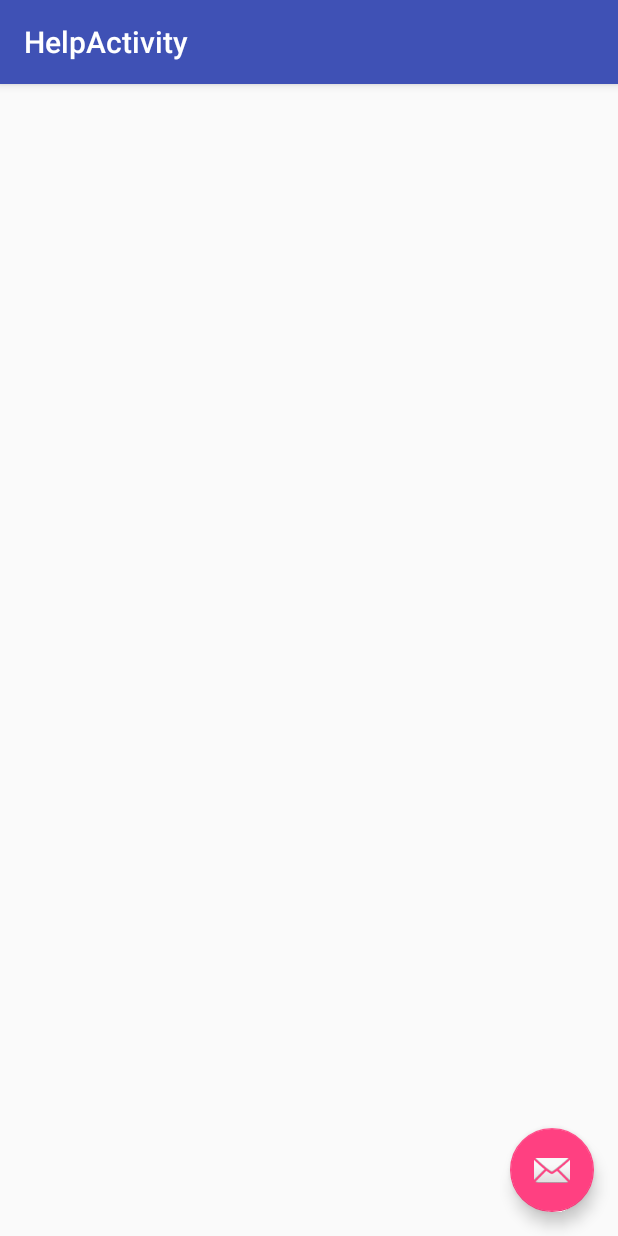
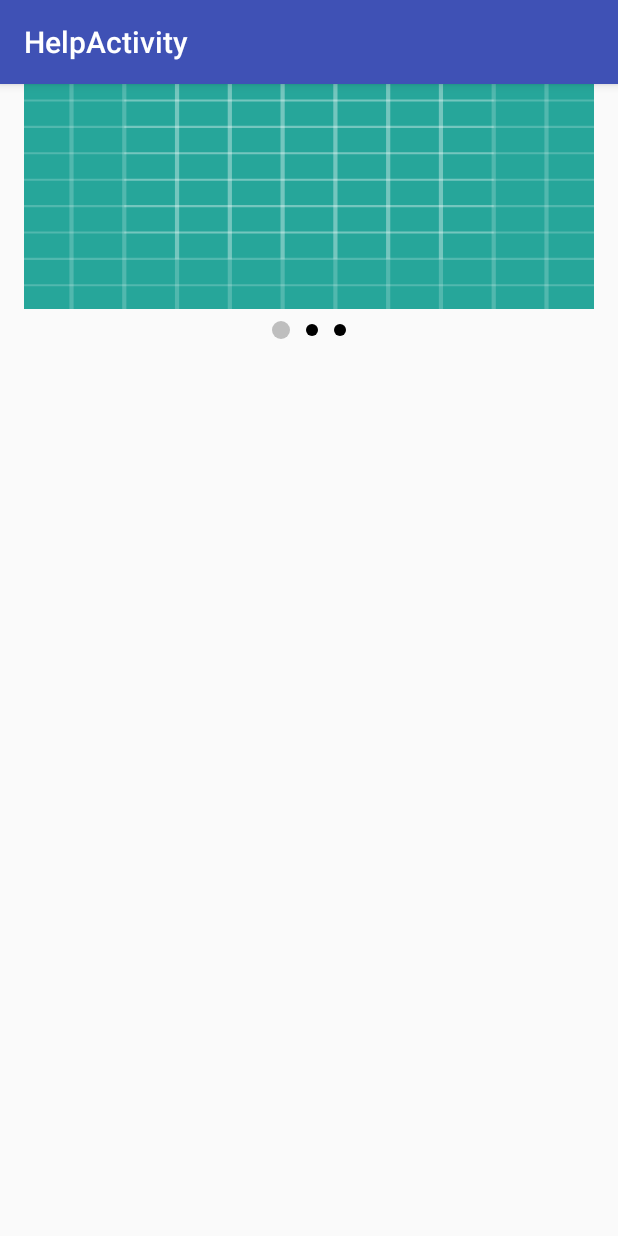
Before and after one commit to AliRezaei70/Mobasher_Client, an Android app: the screen it shows after launch (HelpActivity), on a phone screen of 412 x 824 dp. Run offline under Robolectric (Android 15) with nearby library versions, the phone set to English and light mode, and no system bars.

Commit message:
add view pager

```diff
--- a/app/src/main/java/ir/mobasher/app/client/activity/HelpActivity.java
+++ b/app/src/main/java/ir/mobasher/app/client/activity/HelpActivity.java
@@ -1,15 +1,21 @@
 package ir.mobasher.app.client.activity;
 
 import android.os.Bundle;
-import android.support.design.widget.FloatingActionButton;
-import android.support.design.widget.Snackbar;
+import android.support.v4.content.ContextCompat;
+import android.support.v4.view.ViewPager;
 import android.support.v7.app.AppCompatActivity;
 import android.support.v7.widget.Toolbar;
-import android.view.View;
-
+import android.widget.ImageView;
+import android.widget.LinearLayout;
 import ir.mobasher.app.client.R;
+import ir.mobasher.app.client.adapter.ViewPagerAdapter;
 
 public class HelpActivity extends AppCompatActivity {
+
+    ViewPager viewPager;
+    LinearLayout sliderDotspanel;
+    private int dotscount;
+    private ImageView[] dots;
 
     @Override
     protected void onCreate(Bundle savedInstanceState) {
@@ -18,14 +24,55 @@ public class HelpActivity extends AppCompatActivity {
         Toolbar toolbar = (Toolbar) findViewById(R.id.help_toolbar);
         setSupportActionBar(toolbar);
 
-        FloatingActionButton fab = (FloatingActionButton) findViewById(R.id.fab);
-        fab.setOnClickListener(new View.OnClickListener() {
+        viewPager = (ViewPager) findViewById(R.id.viewPager);
+
+        sliderDotspanel = (LinearLayout) findViewById(R.id.SliderDots);
+
+        ViewPagerAdapter viewPagerAdapter = new ViewPagerAdapter(this);
+
+        viewPager.setAdapter(viewPagerAdapter);
+
+        dotscount = viewPagerAdapter.getCount();
+        dots = new ImageView[dotscount];
+
+        for(int i = 0; i < dotscount; i++){
+
+            dots[i] = new ImageView(this);
+            dots[i].setImageDrawable(ContextCompat.getDrawable(getApplicationContext(), R.drawable.nonactive_dot));
+
+            LinearLayout.LayoutParams params = new LinearLayout.LayoutParams(LinearLayout.LayoutParams.WRAP_CONTENT, LinearLayout.LayoutParams.WRAP_CONTENT);
+
+            params.setMargins(8, 0, 8, 0);
+
+            sliderDotspanel.addView(dots[i], params);
+
+        }
+
+        dots[0].setImageDrawable(ContextCompat.getDrawable(getApplicationContext(), R.drawable.active_dot));
+
+        viewPager.addOnPageChangeListener(new ViewPager.OnPageChangeListener() {
             @Override
-            public void onClick(View view) {
-                Snackbar.make(view, "Replace with your own action", Snackbar.LENGTH_LONG)
-                        .setAction("Action", null).show();
+            public void onPageScrolled(int position, float positionOffset, int positionOffsetPixels) {
+
+            }
+
+            @Override
+            public void onPageSelected(int position) {
+
+                for(int i = 0; i< dotscount; i++){
+                    dots[i].setImageDrawable(ContextCompat.getDrawable(getApplicationContext(), R.drawable.nonactive_dot));
+                }
+
+                dots[position].setImageDrawable(ContextCompat.getDrawable(getApplicationContext(), R.drawable.active_dot));
+
+            }
+
+            @Override
+            public void onPageScrollStateChanged(int state) {
+
             }
         });
+
     }
 
 }
--- /dev/null
+++ b/app/src/main/java/ir/mobasher/app/client/adapter/ViewPagerAdapter.java
@@ -0,0 +1,56 @@
+package ir.mobasher.app.client.adapter;
+
+import android.content.Context;
+import android.support.v4.view.PagerAdapter;
+import android.support.v4.view.ViewPager;
+import android.view.LayoutInflater;
+import android.view.View;
+import android.view.ViewGroup;
+import android.widget.ImageView;
+import ir.mobasher.app.client.R;
+
+
+public class ViewPagerAdapter extends PagerAdapter {
+
+    private Context context;
+    private LayoutInflater layoutInflater;
+    private Integer [] images = {R.drawable.ic_launcher_background,R.drawable.ic_launcher_foreground,R.drawable.ic_launcher_background};
+
+    public ViewPagerAdapter(Context context) {
+        this.context = context;
+    }
+
+    @Override
+    public int getCount() {
+        return images.length;
+    }
+
+    @Override
+    public boolean isViewFromObject(View view, Object object) {
+        return view == object;
+    }
+
+    @Override
+    public Object instantiateItem(ViewGroup container, final int position) {
+
+        layoutInflater = (LayoutInflater) context.getSystemService(Context.LAYOUT_INFLATER_SERVICE);
+        View view = layoutInflater.inflate(R.layout.help_item_layout, null);
+        ImageView imageView = (ImageView) view.findViewById(R.id.imageView);
+        imageView.setImageResource(images[position]);
+
+
+        ViewPager vp = (ViewPager) container;
+        vp.addView(view, 0);
+        return view;
+
+    }
+
+    @Override
+    public void destroyItem(ViewGroup container, int position, Object object) {
+
+        ViewPager vp = (ViewPager) container;
+        View view = (View) object;
+        vp.removeView(view);
+
+    }
+}
--- /dev/null
+++ b/app/src/main/res/drawable/active_dot.xml
@@ -0,0 +1,9 @@
+<?xml version="1.0" encoding="utf-8"?>
+<shape xmlns:android="http://schemas.android.com/apk/res/android"
+    android:shape="oval" android:useLevel="true"
+    android:dither="true">
+
+    <size android:height="12dip" android:width="12dip"/>
+
+    <solid android:color="#bebebe"/>
+</shape>
--- /dev/null
+++ b/app/src/main/res/drawable/nonactive_dot.xml
@@ -0,0 +1,9 @@
+<?xml version="1.0" encoding="utf-8"?>
+<shape xmlns:android="http://schemas.android.com/apk/res/android"
+    android:shape="oval" android:useLevel="true"
+    android:dither="true">
+
+    <size android:height="8dip" android:width="8dip"/>
+
+    <solid android:color="#000000"/>
+</shape>
--- a/app/src/main/res/layout/activity_help.xml
+++ b/app/src/main/res/layout/activity_help.xml
@@ -22,12 +22,32 @@
 
 
 
-    <android.support.design.widget.FloatingActionButton
-        android:id="@+id/fab"
-        android:layout_width="wrap_content"
-        android:layout_height="wrap_content"
-        android:layout_gravity="bottom|end"
-        android:layout_margin="@dimen/fab_margin"
-        app:srcCompat="@android:drawable/ic_dialog_email" />
+    <RelativeLayout
+        android:layout_width="match_parent"
+        android:layout_height="match_parent"
+        android:paddingBottom="@dimen/activity_vertical_margin"
+        android:paddingLeft="@dimen/activity_horizontal_margin"
+        android:paddingRight="@dimen/activity_horizontal_margin"
+        android:paddingTop="@dimen/activity_vertical_margin">
+
+
+
+        <android.support.v4.view.ViewPager
+            android:id="@+id/viewPager"
+            android:layout_width="match_parent"
+            android:layout_height="190dp"
+            android:layout_marginBottom="8dp"/>
+
+        <LinearLayout
+            android:id="@+id/SliderDots"
+            android:layout_below="@+id/viewPager"
+            android:orientation="horizontal"
+            android:gravity="center_vertical|center_horizontal"
+            android:layout_width="match_parent"
+            android:layout_height="wrap_content"/>
+
+
+
+    </RelativeLayout>
 
 </android.support.design.widget.CoordinatorLayout>
--- /dev/null
+++ b/app/src/main/res/layout/help_item_layout.xml
@@ -0,0 +1,14 @@
+<?xml version="1.0" encoding="utf-8"?>
+<LinearLayout xmlns:android="http://schemas.android.com/apk/res/android"
+    xmlns:app="http://schemas.android.com/apk/res-auto"
+    android:orientation="vertical" android:layout_width="match_parent"
+    android:layout_height="match_parent">
+
+    <ImageView
+        android:layout_width="match_parent"
+        android:layout_height="wrap_content"
+        app:srcCompat="@mipmap/ic_launcher"
+        android:scaleType="fitXY"
+        android:adjustViewBounds="true"
+        android:id="@+id/imageView" />
+</LinearLayout>
```
